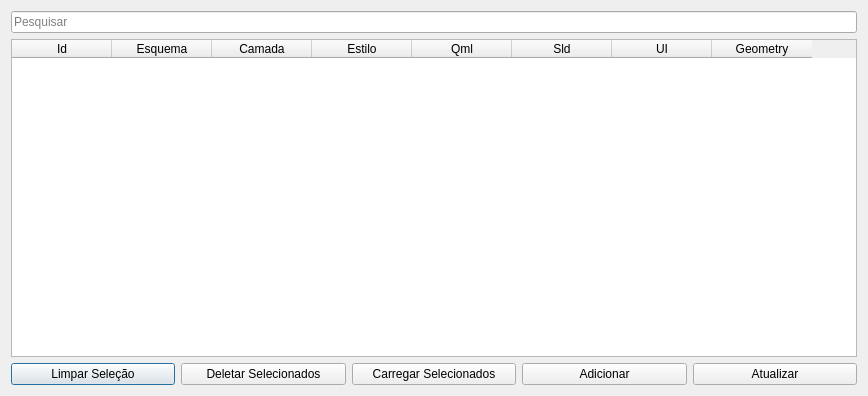
This is uis/mStyles.ui in dsgoficial/SAP_Gerente as Qt 5 draws it before an edit. The edited form follows.
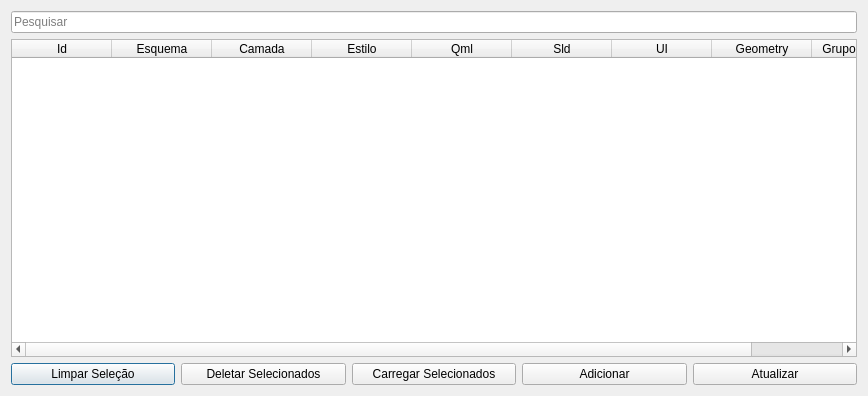
This is the edited form.

The edit to the form file:
```diff
--- a/uis/mStyles.ui
+++ b/uis/mStyles.ui
@@ -63,6 +63,11 @@
        <string>Geometry</string>
       </property>
      </column>
+     <column>
+      <property name="text">
+       <string>Grupo Estilo Id</string>
+      </property>
+     </column>
     </widget>
    </item>
    <item row="2" column="0">
```
